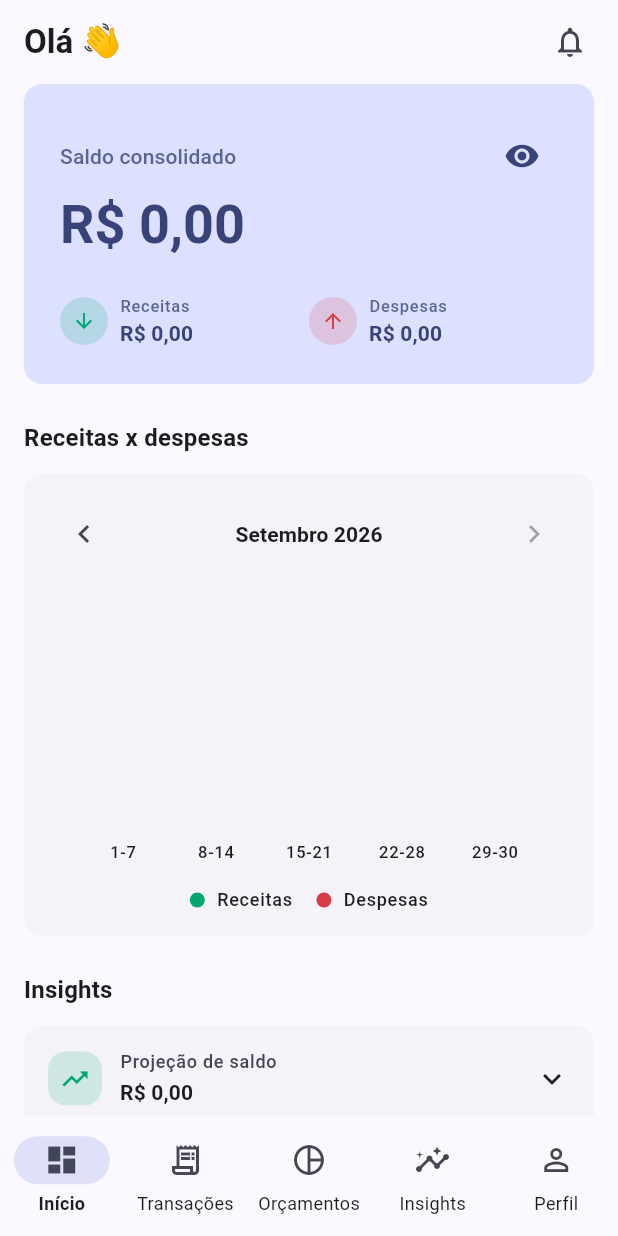
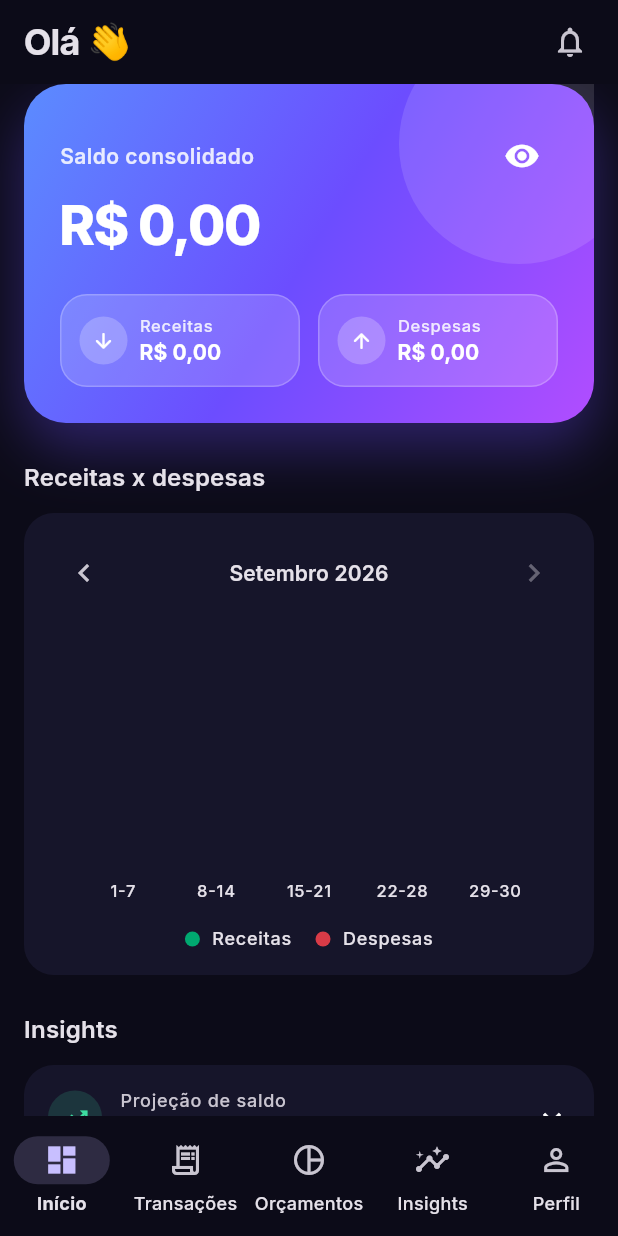
Before and after one commit to wesleyathar/norte_app, a Flutter app: the screen it shows once a user with an empty profile is signed in, on a phone screen of 412 x 824 dp. Run offline on Flutter 3.47's test engine with Material 3 defaults, Android fonts, the phone set to English and light mode, and no system bars; drawn by our look-alikes of fl_chart; our stand-ins replace cloud_firestore, firebase_auth, firebase_core, flutter_bloc, flutter_secure_storage, go_router and 5 more; missing offline and left inert: dart:js_interop; accounts and stored records are empty.

Commit message:
Redesign inicial: tema escuro vibrante + balance card com gradiente

```diff
--- a/lib/app/app.dart
+++ b/lib/app/app.dart
@@ -103,7 +103,7 @@ class _NorteAppState extends State<NorteApp> {
             debugShowCheckedModeBanner: false,
             theme: AppTheme.light(),
             darkTheme: AppTheme.dark(),
-            themeMode: ThemeMode.system,
+            themeMode: ThemeMode.dark,
             routerConfig: _router,
             locale: const Locale('pt', 'BR'),
             supportedLocales: const [Locale('pt', 'BR')],
--- a/lib/core/theme/app_colors.dart
+++ b/lib/core/theme/app_colors.dart
@@ -2,9 +2,36 @@ import 'package:flutter/material.dart';
 
 /// Paleta base da marca. As cores derivadas vêm do [ColorScheme.fromSeed].
 abstract final class AppColors {
-  static const seed = Color(0xFF2F5BFF);
+  static const seed = Color(0xFF6C4DFF);
+
+  /// Gradiente principal da marca (herói, botões, destaques).
+  static const brandGradient = LinearGradient(
+    begin: Alignment.topLeft,
+    end: Alignment.bottomRight,
+    colors: [Color(0xFF5B8CFF), Color(0xFF6C4DFF), Color(0xFFB14DFF)],
+  );
+
+  /// Gradiente quente para acentos e cartões secundários.
+  static const sunsetGradient = LinearGradient(
+    begin: Alignment.topLeft,
+    end: Alignment.bottomRight,
+    colors: [Color(0xFFFF6FB5), Color(0xFFFF8A3D)],
+  );
+
+  /// Gradiente de fundo (aplicado atrás do conteúdo, bem sutil).
+  static const auroraGradient = LinearGradient(
+    begin: Alignment.topCenter,
+    end: Alignment.bottomCenter,
+    colors: [Color(0xFF141326), Color(0xFF0C0B18)],
+  );
+
+  /// Superfícies profundas do tema escuro (dark-first caprichado).
+  static const darkBackground = Color(0xFF0C0B18);
+  static const darkSurface = Color(0xFF16152A);
+  static const darkSurfaceHigh = Color(0xFF20203A);
 
   static const positiveLight = Color(0xFF00A870);
+
   static const positiveDark = Color(0xFF3DDCA0);
 
   static const negativeLight = Color(0xFFD93B47);
--- a/lib/core/theme/app_spacing.dart
+++ b/lib/core/theme/app_spacing.dart
@@ -16,7 +16,9 @@ abstract final class AppRadius {
   static const sm = Radius.circular(8);
   static const md = Radius.circular(12);
   static const lg = Radius.circular(20);
+  static const xl = Radius.circular(28);
 
-  static const cardBorder = BorderRadius.all(md);
-  static const sheetBorder = BorderRadius.vertical(top: lg);
+  static const cardBorder = BorderRadius.all(lg);
+  static const heroBorder = BorderRadius.all(xl);
+  static const sheetBorder = BorderRadius.vertical(top: xl);
 }
--- a/lib/core/theme/app_theme.dart
+++ b/lib/core/theme/app_theme.dart
@@ -9,15 +9,27 @@ abstract final class AppTheme {
   static ThemeData dark() => _build(Brightness.dark);
 
   static ThemeData _build(Brightness brightness) {
-    final scheme = ColorScheme.fromSeed(
+    final isDark = brightness == Brightness.dark;
+    var scheme = ColorScheme.fromSeed(
       seedColor: AppColors.seed,
       brightness: brightness,
     );
+    if (isDark) {
+      // Dark-first caprichado: superfícies profundas e vibrantes.
+      scheme = scheme.copyWith(
+        surface: AppColors.darkBackground,
+        surfaceContainerLowest: AppColors.darkBackground,
+        surfaceContainerLow: AppColors.darkSurface,
+        surfaceContainer: AppColors.darkSurface,
+        surfaceContainerHigh: AppColors.darkSurfaceHigh,
+        surfaceContainerHighest: AppColors.darkSurfaceHigh,
+      );
+    }
     final base = ThemeData(colorScheme: scheme, useMaterial3: true);
 
     return base.copyWith(
       scaffoldBackgroundColor: scheme.surface,
-      textTheme: GoogleFonts.robotoTextTheme(base.textTheme),
+      textTheme: GoogleFonts.interTextTheme(base.textTheme),
       extensions: [
         brightness == Brightness.light
             ? AppSemanticColors.light
@@ -27,10 +39,11 @@ abstract final class AppTheme {
         backgroundColor: scheme.surface,
         surfaceTintColor: Colors.transparent,
         centerTitle: false,
-        scrolledUnderElevation: 0.5,
-        titleTextStyle: GoogleFonts.roboto(
-          fontSize: 22,
-          fontWeight: FontWeight.w600,
+        scrolledUnderElevation: 0,
+        titleTextStyle: GoogleFonts.inter(
+          fontSize: 24,
+          fontWeight: FontWeight.w700,
+          letterSpacing: -0.5,
           color: scheme.onSurface,
         ),
       ),
@@ -42,13 +55,11 @@ abstract final class AppTheme {
       ),
       filledButtonTheme: FilledButtonThemeData(
         style: FilledButton.styleFrom(
-          minimumSize: const Size.fromHeight(52),
-          shape: const RoundedRectangleBorder(
-            borderRadius: AppRadius.cardBorder,
-          ),
-          textStyle: GoogleFonts.roboto(
+          minimumSize: const Size.fromHeight(54),
+          shape: const StadiumBorder(),
+          textStyle: GoogleFonts.inter(
             fontSize: 16,
-            fontWeight: FontWeight.w600,
+            fontWeight: FontWeight.w700,
           ),
         ),
       ),
@@ -79,22 +90,29 @@ abstract final class AppTheme {
       navigationBarTheme: NavigationBarThemeData(
         backgroundColor: scheme.surface,
         surfaceTintColor: Colors.transparent,
-        indicatorColor: scheme.secondaryContainer,
+        indicatorColor: scheme.primary.withValues(alpha: 0.18),
         elevation: 0,
         labelBehavior: NavigationDestinationLabelBehavior.alwaysShow,
         labelTextStyle: WidgetStateProperty.resolveWith(
-          (states) => GoogleFonts.roboto(
+          (states) => GoogleFonts.inter(
             fontSize: 12,
             fontWeight: states.contains(WidgetState.selected)
-                ? FontWeight.w600
-                : FontWeight.w400,
+                ? FontWeight.w700
+                : FontWeight.w500,
+          ),
+        ),
+        iconTheme: WidgetStateProperty.resolveWith(
+          (states) => IconThemeData(
+            color: states.contains(WidgetState.selected)
+                ? scheme.primary
+                : scheme.onSurfaceVariant,
           ),
         ),
       ),
       dividerTheme: DividerThemeData(
         space: 1,
         thickness: 1,
-        color: scheme.outlineVariant,
+        color: scheme.outlineVariant.withValues(alpha: 0.5),
       ),
     );
   }
--- a/lib/features/dashboard/widgets/balance_card.dart
+++ b/lib/features/dashboard/widgets/balance_card.dart
@@ -23,11 +23,35 @@ class BalanceCard extends StatelessWidget {
   @override
   Widget build(BuildContext context) {
     final theme = Theme.of(context);
-    final scheme = theme.colorScheme;
 
-    return Card(
-      color: scheme.primaryContainer,
-      child: Padding(
+    return Container(
+      decoration: BoxDecoration(
+        gradient: AppColors.brandGradient,
+        borderRadius: AppRadius.heroBorder,
+        boxShadow: [
+          BoxShadow(
+            color: const Color(0xFF6C4DFF).withValues(alpha: 0.35),
+            blurRadius: 32,
+            offset: const Offset(0, 16),
+          ),
+        ],
+      ),
+      child: Stack(
+        children: [
+          // Brilho decorativo no canto para dar profundidade.
+          Positioned(
+            top: -40,
+            right: -30,
+            child: Container(
+              width: 160,
+              height: 160,
+              decoration: BoxDecoration(
+                shape: BoxShape.circle,
+                color: Colors.white.withValues(alpha: 0.12),
+              ),
+            ),
+          ),
+          Padding(
             padding: const EdgeInsets.all(AppSpacing.xl),
             child: Column(
               crossAxisAlignment: CrossAxisAlignment.start,
@@ -38,7 +62,9 @@ class BalanceCard extends StatelessWidget {
                       child: Text(
                         'Saldo consolidado',
                         style: theme.textTheme.labelLarge?.copyWith(
-                      color: scheme.onPrimaryContainer.withValues(alpha: 0.8),
+                          color: Colors.white.withValues(alpha: 0.85),
+                          fontWeight: FontWeight.w600,
+                          letterSpacing: 0.3,
                         ),
                       ),
                     ),
@@ -47,7 +73,7 @@ class BalanceCard extends StatelessWidget {
                       tooltip: obscured ? 'Mostrar valores' : 'Ocultar valores',
                       icon: Icon(
                         obscured ? Icons.visibility_off : Icons.visibility,
-                    color: scheme.onPrimaryContainer,
+                        color: Colors.white,
                       ),
                     ),
                   ],
@@ -56,8 +82,9 @@ class BalanceCard extends StatelessWidget {
                   value: balance,
                   obscured: obscured,
                   style: theme.textTheme.displaySmall?.copyWith(
-                color: scheme.onPrimaryContainer,
-                fontWeight: FontWeight.w700,
+                    color: Colors.white,
+                    fontWeight: FontWeight.w800,
+                    letterSpacing: -1,
                   ),
                 ),
                 const SizedBox(height: AppSpacing.xl),
@@ -67,17 +94,16 @@ class BalanceCard extends StatelessWidget {
                       child: _Flow(
                         label: 'Receitas',
                         value: income,
-                    color: AppColors.positiveLight,
-                    icon: Icons.arrow_downward,
+                        icon: Icons.arrow_downward_rounded,
                         obscured: obscured,
                       ),
                     ),
+                    const SizedBox(width: AppSpacing.md),
                     Expanded(
                       child: _Flow(
                         label: 'Despesas',
                         value: expense,
-                    color: AppColors.negativeLight,
-                    icon: Icons.arrow_upward,
+                        icon: Icons.arrow_upward_rounded,
                         obscured: obscured,
                       ),
                     ),
@@ -85,6 +111,8 @@ class BalanceCard extends StatelessWidget {
                 ),
               ],
             ),
+          ),
+        ],
       ),
     );
   }
@@ -94,14 +122,12 @@ class _Flow extends StatelessWidget {
   const _Flow({
     required this.label,
     required this.value,
-    required this.color,
     required this.icon,
     required this.obscured,
   });
 
   final String label;
   final double value;
-  final Color color;
   final IconData icon;
   final bool obscured;
 
@@ -109,40 +135,51 @@ class _Flow extends StatelessWidget {
   Widget build(BuildContext context) {
     final theme = Theme.of(context);
 
-    return Row(
+    return Container(
+      padding: const EdgeInsets.symmetric(
+        horizontal: AppSpacing.md,
+        vertical: AppSpacing.md,
+      ),
+      decoration: BoxDecoration(
+        color: Colors.white.withValues(alpha: 0.16),
+        borderRadius: BorderRadius.circular(18),
+        border: Border.all(color: Colors.white.withValues(alpha: 0.22)),
+      ),
+      child: Row(
         children: [
           Container(
             padding: const EdgeInsets.all(AppSpacing.sm),
             decoration: BoxDecoration(
-            color: color.withValues(alpha: 0.18),
+              color: Colors.white.withValues(alpha: 0.22),
               shape: BoxShape.circle,
             ),
-          child: Icon(icon, size: 16, color: color),
+            child: Icon(icon, size: 16, color: Colors.white),
           ),
           const SizedBox(width: AppSpacing.sm),
-        Column(
+          Expanded(
+            child: Column(
               crossAxisAlignment: CrossAxisAlignment.start,
               mainAxisSize: MainAxisSize.min,
               children: [
                 Text(
                   label,
                   style: theme.textTheme.labelSmall?.copyWith(
-                color: theme.colorScheme.onPrimaryContainer.withValues(
-                  alpha: 0.8,
-                ),
+                    color: Colors.white.withValues(alpha: 0.85),
                   ),
                 ),
                 AnimatedMoney(
                   value: value,
                   obscured: obscured,
                   style: theme.textTheme.titleSmall?.copyWith(
-                color: theme.colorScheme.onPrimaryContainer,
-                fontWeight: FontWeight.w600,
+                    color: Colors.white,
+                    fontWeight: FontWeight.w700,
                   ),
                 ),
               ],
             ),
+          ),
         ],
+      ),
     );
   }
 }
```
Lines whose indentation alone changed are shown as unchanged.
